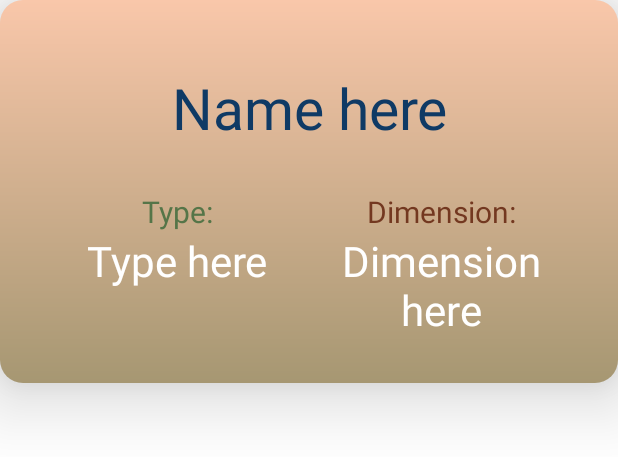
After one commit to MORGANlTE/Rick-And-Morty-App, an Android app: the layout list_item_location.xml on its own in the app's theme, with its tools: preview values and no code run, on a phone screen of 412 x 824 dp. The commit adds this screen. Shown: the top 457 px of the screen. Run offline under Robolectric (Android 15) with nearby library versions, the phone set to English and light mode, and no system bars.

Commit message:
better look?

```diff
--- a/app/src/main/java/com/rl/rickandmortyapp/screens/locations/LocationAdapter.kt
+++ b/app/src/main/java/com/rl/rickandmortyapp/screens/locations/LocationAdapter.kt
@@ -5,10 +5,10 @@ import android.view.ViewGroup
 import androidx.recyclerview.widget.DiffUtil
 import androidx.recyclerview.widget.ListAdapter
 import androidx.recyclerview.widget.RecyclerView
-import com.rl.rickandmortyapp.databinding.ListItemCharacterBinding
+import com.rl.rickandmortyapp.databinding.ListItemLocationBinding
 import com.rl.rickandmortyapp.domain.Location
 
-/*
+
 class LocationAdapter :
     ListAdapter<Location, LocationAdapter.ViewHolder>(
         LocationDiffCallback()
@@ -36,7 +36,7 @@ class LocationAdapter :
 
                 // inflate and return binding
                 val binding =
-                    ListItemCharacterBinding.inflate(layoutInflater, parent, false)
+                    ListItemLocationBinding.inflate(layoutInflater, parent, false)
 
                 return ViewHolder(binding)
             }
@@ -66,4 +66,4 @@ class LocationAdapter :
         }
     }
 
-}*/
+}
--- a/app/src/main/java/com/rl/rickandmortyapp/screens/locations/LocationFragment.kt
+++ b/app/src/main/java/com/rl/rickandmortyapp/screens/locations/LocationFragment.kt
@@ -4,7 +4,8 @@ import android.os.Bundle
 import android.view.*
 import androidx.fragment.app.Fragment
 import androidx.databinding.DataBindingUtil
-import androidx.lifecycle.ViewModelProvider
+import androidx.fragment.app.activityViewModels
+import androidx.lifecycle.Observer
 import androidx.navigation.findNavController
 import androidx.navigation.ui.NavigationUI
 import com.rl.rickandmortyapp.R
@@ -21,7 +22,6 @@ private const val ARG_PARAM2 = "param2"
  * create an instance of this fragment.
  */
 class LocationFragment : Fragment() {
-    private lateinit var viewModel: LocationViewModel
     private lateinit var binding: FragmentLocationBinding
 
     override fun onCreateView(
@@ -29,11 +29,24 @@ class LocationFragment : Fragment() {
         savedInstanceState: Bundle?
     ): View? {
         //instantiate the viewmodel for the episodes
-        viewModel = ViewModelProvider(this).get(LocationViewModel::class.java)
 
         binding = DataBindingUtil.inflate(inflater,
             R.layout.fragment_location,container,false)
 
+        val locationViewModel: LocationViewModel by activityViewModels()
+
+
+        //create and set the adapter
+        val adapter = LocationAdapter()
+        binding.locationRecycler.adapter = adapter
+
+        //set an observer for the locations in the viewmodel
+        locationViewModel.locations.observe(viewLifecycleOwner, Observer {
+            it?.let {
+                //tell the adapter that the list has changed
+                adapter.submitList(it)
+            }
+        })
         //set the menu to visible
         setHasOptionsMenu(true)
 
--- /dev/null
+++ b/app/src/main/res/drawable/rounded.xml
@@ -0,0 +1,8 @@
+<?xml version="1.0" encoding="utf-8"?>
+<shape xmlns:android="http://schemas.android.com/apk/res/android">
+    <gradient
+        android:startColor="#F9C7AA"
+        android:endColor="#A69772"
+        android:angle="275"/>
+    <corners android:radius="15dp" />
+</shape>
--- a/app/src/main/res/layout/fragment_location.xml
+++ b/app/src/main/res/layout/fragment_location.xml
@@ -24,6 +24,15 @@
             app:layout_constraintTop_toTopOf="parent"
             app:layout_constraintVertical_bias="0.022" />
 
+        <androidx.recyclerview.widget.RecyclerView
+            android:id="@+id/locationRecycler"
+            style="@style/styleRecyclerView"
+            app:layoutManager="androidx.recyclerview.widget.LinearLayoutManager"
+            app:layout_constraintBottom_toBottomOf="parent"
+            app:layout_constraintEnd_toEndOf="parent"
+            app:layout_constraintStart_toStartOf="parent"
+            app:layout_constraintTop_toBottomOf="@+id/textView2" />
+
         <ImageView
             android:id="@+id/imageView2"
             android:layout_width="118dp"
--- /dev/null
+++ b/app/src/main/res/layout/list_item_location.xml
@@ -0,0 +1,104 @@
+<?xml version="1.0" encoding="utf-8"?>
+<layout xmlns:android="http://schemas.android.com/apk/res/android"
+    xmlns:app="http://schemas.android.com/apk/res-auto"
+    xmlns:tools="http://schemas.android.com/tools">
+
+    <data>
+        <variable
+            name="location"
+            type="com.rl.rickandmortyapp.domain.Location" />
+    </data>
+
+    <androidx.constraintlayout.widget.ConstraintLayout
+        android:layout_width="match_parent"
+        android:layout_height="wrap_content"
+        android:layout_marginBottom="20dp"
+        android:background="@drawable/rounded"
+        android:elevation="30dp"
+        android:padding="30sp">
+
+        <TextView
+            android:id="@+id/textView4"
+            style="@style/whiteText"
+            android:layout_width="wrap_content"
+            android:layout_height="wrap_content"
+            android:layout_marginTop="16dp"
+            android:text="@{location.name}"
+            android:textAlignment="center"
+            android:textColor="#0F3A65"
+            android:textSize="38dp"
+            app:layout_constraintEnd_toEndOf="parent"
+            app:layout_constraintStart_toStartOf="parent"
+            app:layout_constraintTop_toTopOf="parent"
+            tools:text="Name here" />
+
+        <LinearLayout
+            android:layout_width="match_parent"
+            android:layout_height="wrap_content"
+            android:layout_marginTop="30dp"
+            android:orientation="horizontal"
+            app:layout_constraintTop_toBottomOf="@+id/textView4"
+            tools:layout_editor_absoluteX="30dp">
+
+            <LinearLayout
+                android:layout_width="0dp"
+                android:layout_height="match_parent"
+                android:layout_weight="1"
+                android:orientation="vertical">
+
+                <TextView
+                    android:id="@+id/textView6"
+                    style="@style/whiteText"
+                    android:layout_width="match_parent"
+                    android:layout_height="wrap_content"
+                    android:text="Type:"
+                    android:textAlignment="center"
+                    android:textColor="#557548"
+                    android:textSize="20dp" />
+
+                <TextView
+                    android:id="@+id/textView8"
+                    style="@style/whiteText"
+                    android:layout_width="match_parent"
+                    android:layout_height="wrap_content"
+                    android:text="@{location.type}"
+                    android:textAlignment="center"
+                    android:textSize="28dp"
+                    tools:text="Type here" />
+            </LinearLayout>
+
+            <LinearLayout
+                android:layout_width="0dp"
+                android:layout_height="match_parent"
+                android:layout_weight="1"
+                android:orientation="vertical">
+
+                <TextView
+                    android:id="@+id/textView9"
+                    style="@style/whiteText"
+                    android:layout_width="match_parent"
+                    android:layout_height="wrap_content"
+                    android:width="0dp"
+                    android:text="@string/dimension"
+                    android:textAlignment="center"
+                    android:textColor="#733820"
+                    android:textSize="20dp"
+                    tools:text="@string/dimension_dubbelpunt" />
+
+                <TextView
+                    android:id="@+id/textView7"
+                    style="@style/whiteText"
+                    android:layout_width="match_parent"
+                    android:layout_height="wrap_content"
+                    android:width="0dp"
+                    android:text="@{location.dimension}"
+                    android:textAlignment="center"
+                    android:textSize="28dp"
+                    tools:text="Dimension here" />
+            </LinearLayout>
+
+        </LinearLayout>
+
+    </androidx.constraintlayout.widget.ConstraintLayout>
+
+</layout>
--- a/app/src/main/res/values/strings.xml
+++ b/app/src/main/res/values/strings.xml
@@ -20,4 +20,6 @@
     <string name="credits">Credits</string>
     <string name="check_out_the_locations">Check out the locations</string>
     <string name="locations">locations</string>
+    <string name="dimension">Dimension:</string>
+    <string name="dimension_dubbelpunt">Dimension:</string>
 </resources>
```
